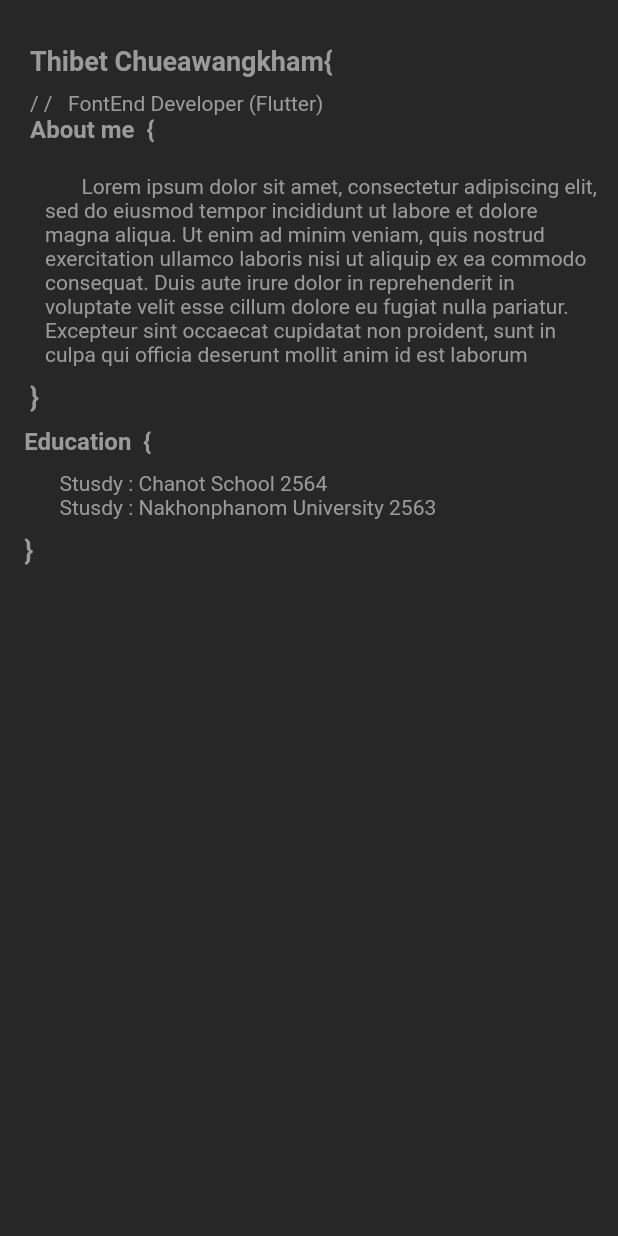
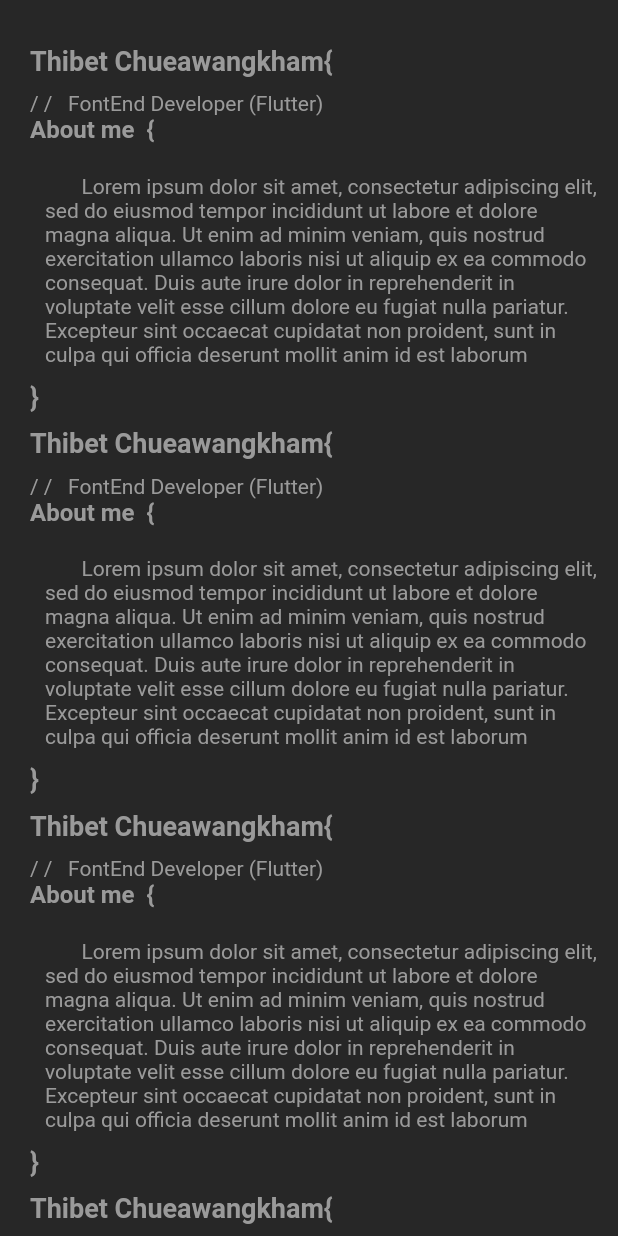
Before and after one commit to Chueawangkham/portfolio, a Flutter app: the AboutMe screen opened directly, on a phone screen of 412 x 824 dp. Run offline on Flutter 3.47's test engine with Material 2 defaults, Android fonts, the phone set to English and light mode, and no system bars.

```diff
--- a/lib/profile.dart
+++ b/lib/profile.dart
@@ -122,6 +122,9 @@ class AboutMe extends StatelessWidget {
                   height: 20,
                 ),
                 Container(child: Name()),
+                Container(child: Name()),
+                Container(child: Name()),
+                Container(child: Name()),
                 Padding(
                   padding: const EdgeInsets.fromLTRB(5, 10, 110, 0),
                   child: Container(child: Education()),
```
Also changed, not shown: lib/main.dart (+4 -5 lines).
